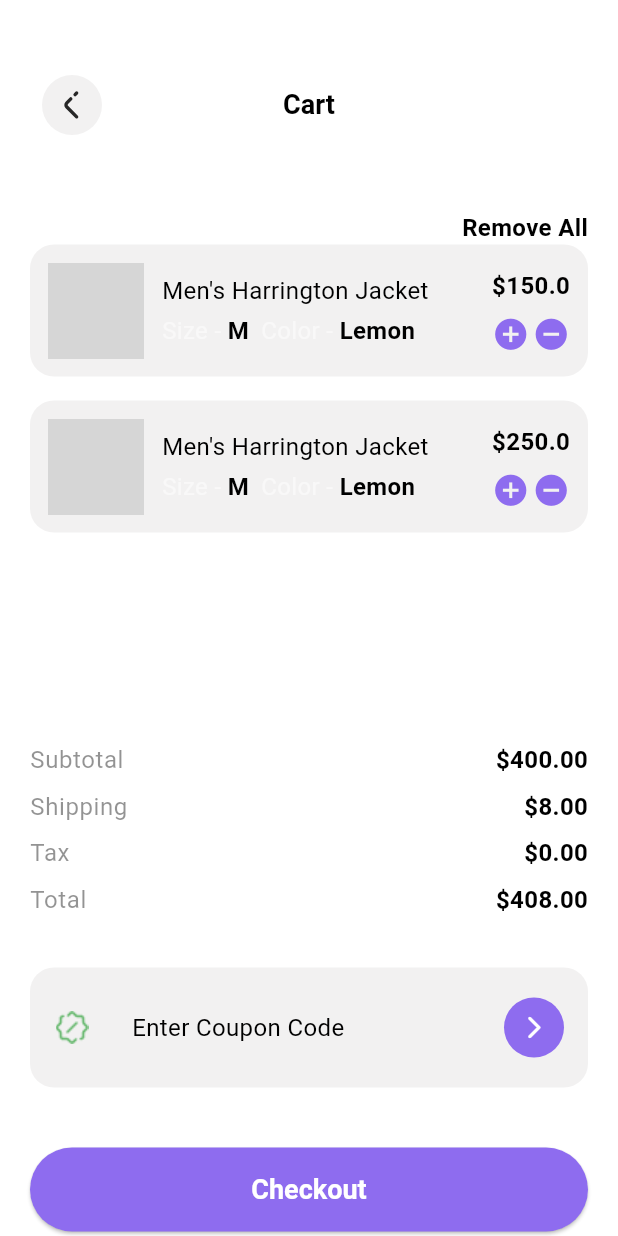
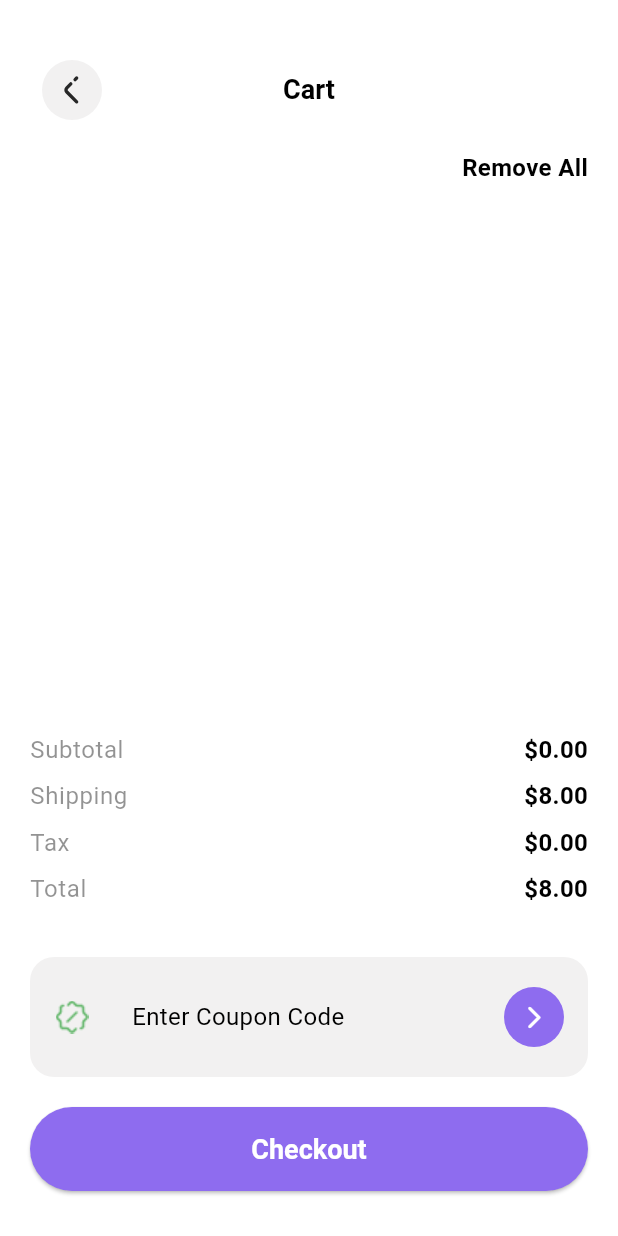
Before and after one commit to YoussefGhonem1/ecommerce_linkdevelpment, a Flutter app: the FullCartPage screen opened directly, on a phone screen of 412 x 824 dp. Run offline on Flutter 3.47's test engine with Material 3 defaults, Android fonts, the phone set to English and light mode, and no system bars; our stand-ins replace cloud_firestore, dots_indicator, firebase_auth, firebase_core, firebase_messaging, flutter_local_notifications and 3 more; accounts and stored records are empty; key blocks and very long unbroken strings in the code were emptied for the run; grey boxes are pictures that could not be loaded.

Commit message:
fix(cart): use real fetched products data for cart

```diff
--- a/lib/core/l10n/translation/app_localizations.dart
+++ b/lib/core/l10n/translation/app_localizations.dart
@@ -236,12 +236,6 @@ abstract class AppLocalizations {
   /// **'Cards'**
   String get cards;
 
-  /// No description provided for @noCardsFound.
-  ///
-  /// In en, this message translates to:
-  /// **'No cards found'**
-  String get noCardsFound;
-
   /// No description provided for @categories.
   ///
   /// In en, this message translates to:
@@ -290,11 +284,11 @@ abstract class AppLocalizations {
   /// **'Your order has been shipped successfully!'**
   String get orderShipped;
 
-  /// No description provided for @orderConfirmed.
+  /// No description provided for @orderGilbertConfirmed.
   ///
   /// In en, this message translates to:
-  /// **'Order Confirmed'**
-  String get orderConfirmed;
+  /// **'Gilbert, your Order #24568 has been confirmed'**
+  String get orderGilbertConfirmed;
 
   /// No description provided for @itemOutForDelivery.
   ///
@@ -407,13 +401,13 @@ abstract class AppLocalizations {
   /// No description provided for @firstName.
   ///
   /// In en, this message translates to:
-  /// **'First Name'**
+  /// **'Firstname'**
   String get firstName;
 
   /// No description provided for @lastName.
   ///
   /// In en, this message translates to:
-  /// **'Last Name'**
+  /// **'Lastname'**
   String get lastName;
 
   /// No description provided for @forgetPassword.
@@ -445,12 +439,6 @@ abstract class AppLocalizations {
   /// In en, this message translates to:
   /// **'Your Cart is Empty'**
   String get cartEmpty;
-
-  /// No description provided for @exploreCategories.
-  ///
-  /// In en, this message translates to:
-  /// **'Explore Categories'**
-  String get exploreCategories;
 
   /// No description provided for @cartTitle.
   ///
@@ -602,6 +590,12 @@ abstract class AppLocalizations {
   /// **'Order'**
   String get order;
 
+  /// No description provided for @exploreCategories.
+  ///
+  /// In en, this message translates to:
+  /// **'Explore Categories'**
+  String get exploreCategories;
+
   /// No description provided for @items.
   ///
   /// In en, this message translates to:
@@ -638,6 +632,12 @@ abstract class AppLocalizations {
   /// **'Canceled'**
   String get canceled;
 
+  /// No description provided for @orderConfirmed.
+  ///
+  /// In en, this message translates to:
+  /// **'Order Confirmed'**
+  String get orderConfirmed;
+
   /// No description provided for @orderPlaced.
   ///
   /// In en, this message translates to:
@@ -667,6 +667,12 @@ abstract class AppLocalizations {
   /// In en, this message translates to:
   /// **'Language'**
   String get settings_language;
+
+  /// No description provided for @noCardsFound.
+  ///
+  /// In en, this message translates to:
+  /// **'No cards found'**
+  String get noCardsFound;
 
   /// No description provided for @titleOnBoarding1.
   ///
@@ -751,6 +757,12 @@ abstract class AppLocalizations {
   /// In en, this message translates to:
   /// **'Add to Bag'**
   String get addToBag;
+
+  /// No description provided for @search.
+  ///
+  /// In en, this message translates to:
+  /// **'Search'**
+  String get search;
 }
 
 class _AppLocalizationsDelegate
--- a/lib/src/features/cart/screens/full_cart_page.dart
+++ b/lib/src/features/cart/screens/full_cart_page.dart
@@ -35,7 +35,7 @@ class FullCartPage extends ConsumerWidget {
             crossAxisAlignment: CrossAxisAlignment.start,
             children: [
               SizedBox(
-                height: 100,
+                height: 80,
                 child: Stack(
                   alignment: Alignment.center,
                   children: [
@@ -54,10 +54,9 @@ class FullCartPage extends ConsumerWidget {
                   ],
                 ),
               ),
-              const SizedBox(height: 20),
               GestureDetector(
                 onTap: () {
-                  // TODO: Implement remove all logic
+                  ref.read(cartProvider.notifier).clearCart();
                 },
                 child: Align(
                   alignment: Alignment.centerRight,
@@ -70,14 +69,22 @@ class FullCartPage extends ConsumerWidget {
                 ),
               ),
               CartItemCard(),
-              const SizedBox(height: 120),
+            ],
+          ),
+        ),
+      ),
+      bottomNavigationBar: Padding(
+        padding: const EdgeInsets.all(20),
+        child: Column(
+          mainAxisSize: MainAxisSize.min,
+          children: [
             PriceRow(local.subtotal, cartNotifier.subtotal),
             PriceRow(local.shipping, cartNotifier.shipping),
             PriceRow(local.tax, cartNotifier.tax),
             PriceRow(local.total, cartNotifier.total),
             const SizedBox(height: 30),
             CouponCodeCard(),
-              const SizedBox(height: 40),
+            const SizedBox(height: 20),
             CustomButton(
               text: local.checkout,
               onPressed: () {
@@ -88,8 +95,8 @@ class FullCartPage extends ConsumerWidget {
                 );
               },
             ),
+            const SizedBox(height: 10),
           ],
-          ),
         ),
       ),
     );
--- a/lib/src/features/cart/widgets/card_item_card.dart
+++ b/lib/src/features/cart/widgets/card_item_card.dart
@@ -50,12 +50,10 @@ class CartItemCard extends ConsumerWidget {
                       children: [
                         Text(
                           "${local.size} - ",
-                          style: theme.textTheme.bodyMedium?.copyWith(
-                            color: AppColors.greyDarkColor,
-                          ),
+                          style: theme.textTheme.bodySmall,
                         ),
                         Text(
-                          "M", // TODO: Get actual size from item if available
+                          item.size,
                           style: theme.textTheme.bodyMedium?.copyWith(
                             fontWeight: FontWeight.bold,
                           ),
@@ -63,12 +61,10 @@ class CartItemCard extends ConsumerWidget {
                         const SizedBox(width: 8),
                         Text(
                           "${local.color} - ",
-                          style: theme.textTheme.bodyMedium?.copyWith(
-                            color: AppColors.greyDarkColor,
-                          ),
+                          style: theme.textTheme.bodySmall,
                         ),
                         Text(
-                          "Lemon", // TODO: Get actual color from item if available
+                          item.color, // Actual color
                           style: theme.textTheme.bodyMedium?.copyWith(
                             fontWeight: FontWeight.bold,
                           ),
--- a/lib/src/features/cart/widgets/price_row.dart
+++ b/lib/src/features/cart/widgets/price_row.dart
@@ -1,5 +1,7 @@
 import 'package:flutter/material.dart';
 import 'package:flutter_riverpod/flutter_riverpod.dart';
+
+import '../../../../core/l10n/translation/app_localizations.dart';
 
 class PriceRow extends ConsumerWidget {
   final String label;
@@ -10,6 +12,7 @@ class PriceRow extends ConsumerWidget {
   @override
   Widget build(BuildContext context, WidgetRef ref) {
     final theme = Theme.of(context);
+    final local = AppLocalizations.of(context)!;
     return Padding(
       padding: const EdgeInsets.symmetric(vertical: 4.0),
       child: Row(
@@ -20,7 +23,7 @@ class PriceRow extends ConsumerWidget {
             style: theme.textTheme.bodySmall
           ),
           Text(
-            "\$${value.toStringAsFixed(2)}",
+            "${local.currencySymbol}${value.toStringAsFixed(2)}",
             style: const TextStyle(fontWeight: FontWeight.bold),
           ),
         ],
--- a/lib/src/features/layout/screens/notification_tab.dart
+++ b/lib/src/features/layout/screens/notification_tab.dart
@@ -38,7 +38,7 @@ class _NotificationTabState extends State<NotificationTab> {
       isRead: true,
     ),
     NotificationModel(
-      title:AppLocalizations.of(context)!.orderConfirmed,
+      title:AppLocalizations.of(context)!.orderGilbertConfirmed,
       isRead: false,
     ),
     NotificationModel(title:AppLocalizations.of(context)!.itemOutForDelivery, isRead: false),
--- a/lib/src/features/product_details/presentation/widgets/size_color_quantity_selectors.dart
+++ b/lib/src/features/product_details/presentation/widgets/size_color_quantity_selectors.dart
@@ -8,7 +8,9 @@ import 'package:flutter_riverpod/flutter_riverpod.dart';
 
 
 class SizeColorQuantitySelector extends ConsumerStatefulWidget {
-  const SizeColorQuantitySelector({super.key});
+  final ValueChanged<String>? onSizeChanged;
+  final ValueChanged<String>? onColorChanged;
+  const SizeColorQuantitySelector({super.key, this.onSizeChanged, this.onColorChanged});
 
   @override
   ConsumerState<SizeColorQuantitySelector> createState() => _SizeColorQuantitySelectorState();
@@ -70,6 +72,7 @@ class _SizeColorQuantitySelectorState extends ConsumerState<SizeColorQuantitySel
                       setState(() {
                         selectedSize = value!;
                       });
+                      if (widget.onSizeChanged != null) widget.onSizeChanged!(selectedSize);
                     },
                   ),
                 ],
@@ -122,6 +125,7 @@ class _SizeColorQuantitySelectorState extends ConsumerState<SizeColorQuantitySel
                       setState(() {
                         selectedColor = value!;
                       });
+                      if (widget.onColorChanged != null) widget.onColorChanged!(selectedColor);
                     },
                   ),
                 ],
--- a/lib/src/features/shopping_category/presentation/pages/category_page.dart
+++ b/lib/src/features/shopping_category/presentation/pages/category_page.dart
@@ -31,7 +31,6 @@ class CategoriesPage extends ConsumerWidget {
                   const SizedBox(width: 12),
                   Expanded(
                     child: CustomSearchBar(
-                      hintText: "Search products...",
                       onChanged: (value) {
                         ref.read(categorySearchQueryProvider.notifier).state =
                             value;
```
Also changed, not shown: lib/core/l10n/app_ar.arb (+3 -9 lines), lib/core/l10n/app_en.arb (+3 -8 lines), lib/core/l10n/translation/app_localizations_ar.dart (+13 -7 lines), lib/core/l10n/translation/app_localizations_en.dart (+16 -9 lines), lib/src/features/cart/controllers/cart_controller.dart (+16 -1 lines), lib/src/features/product_details/presentation/pages/product_details_page.dart (+20 -2 lines), lib/src/features/product_details/presentation/widgets/buttom_bar.dart (+23 -2 lines), lib/src/features/product_details/presentation/widgets/product_detail_body.dart (+26 -10 lines), lib/src/shared/components/custom_search_bar.dart (+4 -3 lines). Lines whose indentation alone changed are shown as unchanged.
